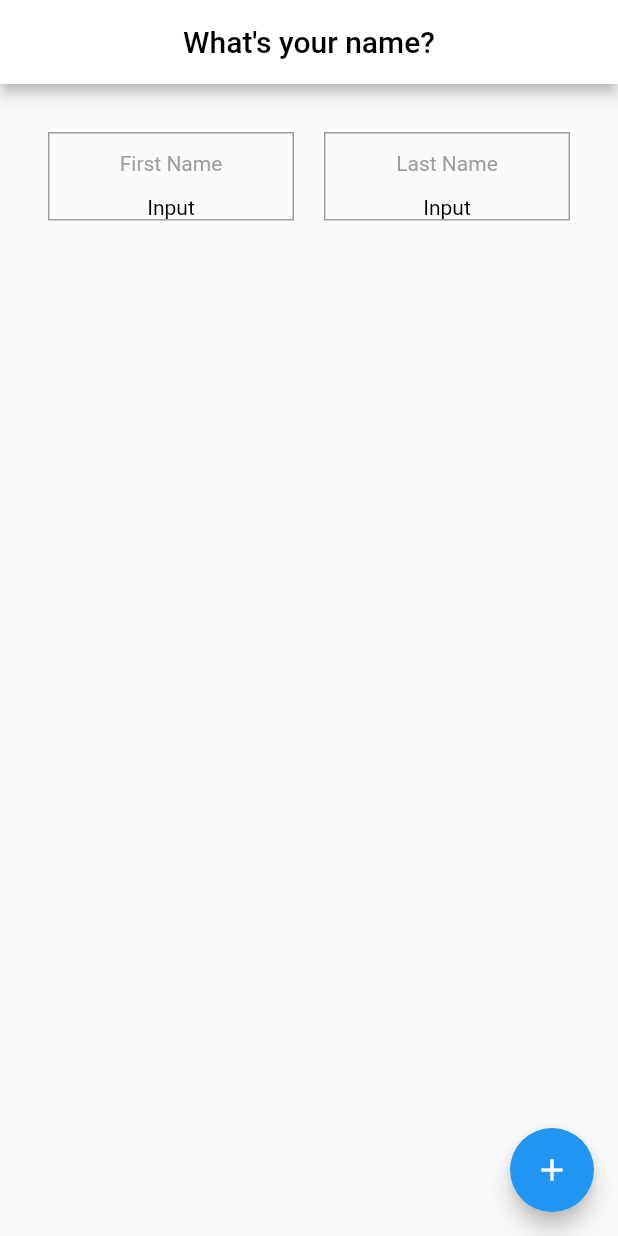
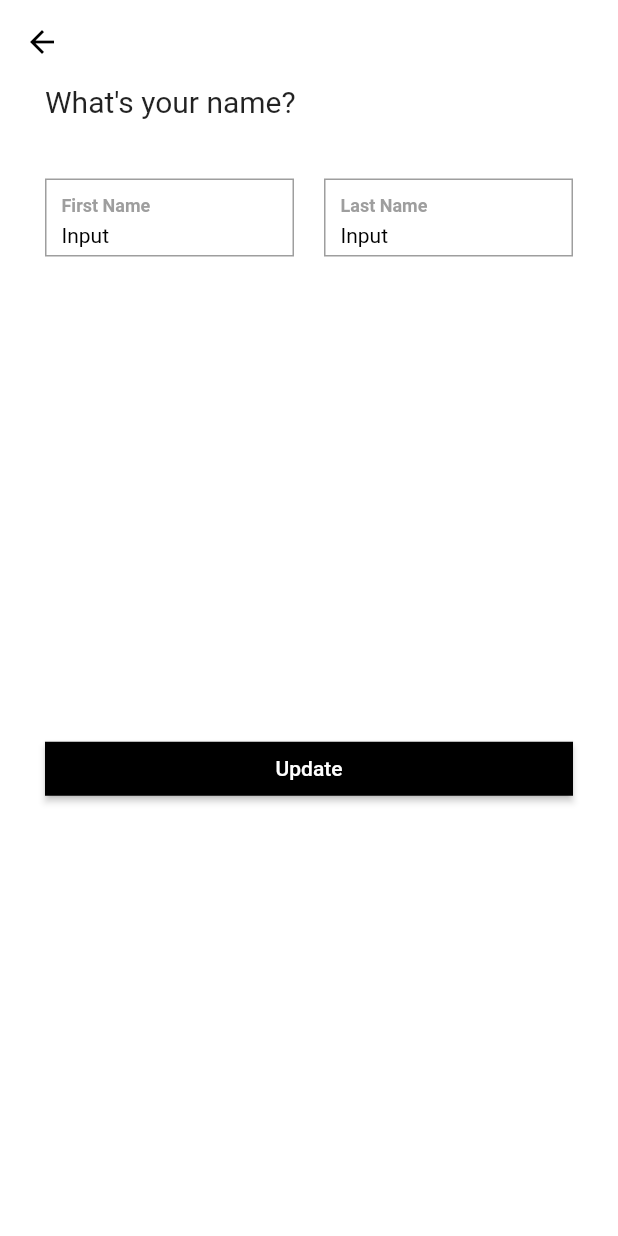
Before and after one commit to samuel-nwankwo/profile-editor, a Flutter app: the screen it shows after launch, after a tap on "Press here", on a phone screen of 412 x 824 dp. Run offline on Flutter 3.47's test engine with Material 2 defaults, Android fonts, the phone set to English and light mode, and no system bars.

Commit message:
Set up initial page layout for the edit name page

```diff
--- a/lib/display_name.dart
+++ b/lib/display_name.dart
@@ -1,27 +1,16 @@
 
+import 'package:flutter/cupertino.dart';
 import 'package:flutter/material.dart';
 
-class DisplayName extends StatelessWidget{
-  @override
-  Widget build(BuildContext context) {
-    return MaterialApp(
-      title: 'Flutter Demo',
-
-      home: EditNamePage(title: "What's your name?"),
-    );
-  }
-}
-
-class EditNamePage extends StatefulWidget {
-  EditNamePage({Key key, this.title}) : super(key: key);
-
-  final String title;
+class DisplayName extends StatefulWidget{
+  DisplayName({Key key}) : super(key: key);
 
   @override
   _EditNamePageState createState() => _EditNamePageState();
+
 }
 
-class _EditNamePageState  extends State<EditNamePage> {
+class _EditNamePageState  extends State<DisplayName> {
   int _counter = 0;
   void _incrementCounter() {
     setState(() {
@@ -43,16 +32,26 @@ class _EditNamePageState  extends State<EditNamePage> {
           ),
           child: Column(
             children: <Widget>[
-              Padding(
-                padding: EdgeInsets.all(12.0),
-                child: Text(name,
-                style: TextStyle( color: Colors.grey),
+              Align(
+                alignment: Alignment.topLeft,
+                child:Padding(
+                  padding: EdgeInsets.only(left: 10.0, top: 10.0, bottom: 5.0),
+                  child: Text(
+                    name,
+                    style: TextStyle(
+                        color: Colors.grey,
+                        fontSize: 12,
+                        fontWeight:FontWeight.bold ),
                   ),
                 ),
-              Padding(
-                padding: EdgeInsets.only(top: 1.0),
+              ),
+              Align(
+                alignment: Alignment.bottomLeft,
+                child:Padding(
+                  padding: EdgeInsets.only(left:10.0, bottom: 5.0,),
                   child: Text('Input',
                     style: TextStyle( color: Colors.black),
+                  ),
                 ),
               ),
           ],
@@ -64,47 +63,64 @@ class _EditNamePageState  extends State<EditNamePage> {
   @override
   Widget build(BuildContext context){
     return Scaffold(
+      backgroundColor: Colors.white,
       appBar: AppBar(
+        elevation: 0,
         centerTitle: true,
+        automaticallyImplyLeading:true,
+        leading: BackButton(
+          color: Colors.black,
+        ),
         backgroundColor: Colors.white,
-        title: Text(
-            widget.title,
-            style: TextStyle(color: Colors.black)
+      ),
+      body: Column(
+        children: <Widget>[
+          Padding(
+            padding:EdgeInsets.only(left: 30.0, bottom: 10.0),
+            child: Align(
+              alignment: Alignment.centerLeft,
+              child:Text("What's your name?",
+                textAlign: TextAlign.left,
+                style: TextStyle(fontSize: 20.0 ),
               ),
             ),
-      body: ListView(
-        children: <Widget>[
-          Container(
-            child:Column(
-              children: <Widget>[
+          ),
           Padding(
-                  padding: EdgeInsets.all(16.0),
-                  child: Column(
-                    children: <Widget>[
-                      Padding(
-                        padding: EdgeInsets.all(16.0),
+            padding: EdgeInsets.all(30.0),
             child: Row(
-                          mainAxisAlignment:MainAxisAlignment.spaceAround,
               children: <Widget>[
                 buildEditName('First Name'),
-                            Container(width:20,),
+                Container(width:20),
                 buildEditName('Last Name'),
               ],
             ),
           ),
-                    ],
+          Expanded(
+            child: Container(),
           ),
+          Padding(
+            padding:EdgeInsets.all(30.0),
+            child:
+            SizedBox(
+              width: double.infinity,
+              child: ElevatedButton(
+                style: ElevatedButton.styleFrom(
+                  primary:Colors.black,
+                  onPrimary:Colors.white,
+                  shape: RoundedRectangleBorder(
+                    borderRadius: BorderRadius.circular(0.0),
+                  ),
+                ),
+                onPressed: _incrementCounter,
+                child: Text('Update',
+                  textAlign: TextAlign.center,
+                ),
+              ),
+            ),
+          ),Expanded(
+            child: Container(),
           ),
         ],
       ),
-          ),
-        ],
-      ),
-
-      floatingActionButton: FloatingActionButton(
-        onPressed: _incrementCounter,
-        tooltip: 'Increment',
-        child: Icon(Icons.add),
-      ), // This trailing comma makes auto-formatting nicer for build methods.
     );
   }}
--- a/lib/main.dart
+++ b/lib/main.dart
@@ -10,7 +10,11 @@ class MyApp extends StatelessWidget {
   @override
   Widget build(BuildContext context) {
     return MaterialApp(
+      debugShowCheckedModeBanner: false,
       title: 'Flutter Demo',
+      theme:ThemeData(
+          backgroundColor: Colors.white,
+      ),
 
       home: MyHomePage(title: 'Edit Profile'),
     );
@@ -89,7 +93,9 @@ class _MyHomePageState extends State<MyHomePage> {
   Widget build(BuildContext context) {
 
     return Scaffold(
+      backgroundColor: Colors.white,
       appBar: AppBar(
+        elevation: 0,
         centerTitle: true,
         backgroundColor: Colors.white,
         title: Text(
```
Lines whose indentation alone changed are shown as unchanged.
